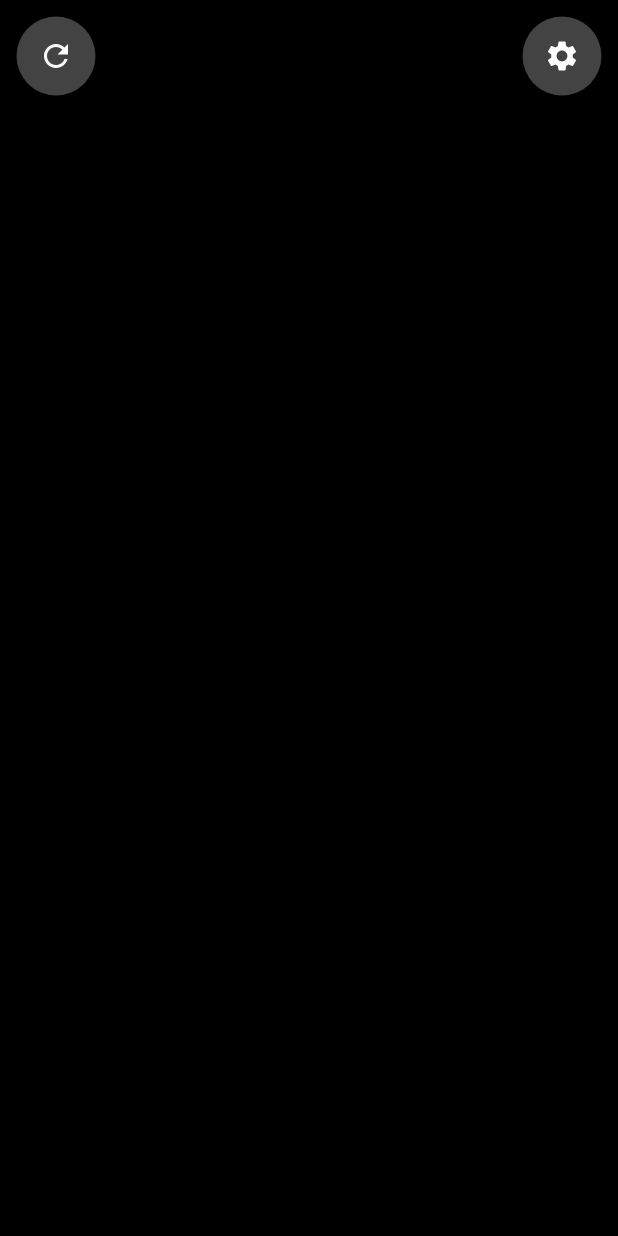
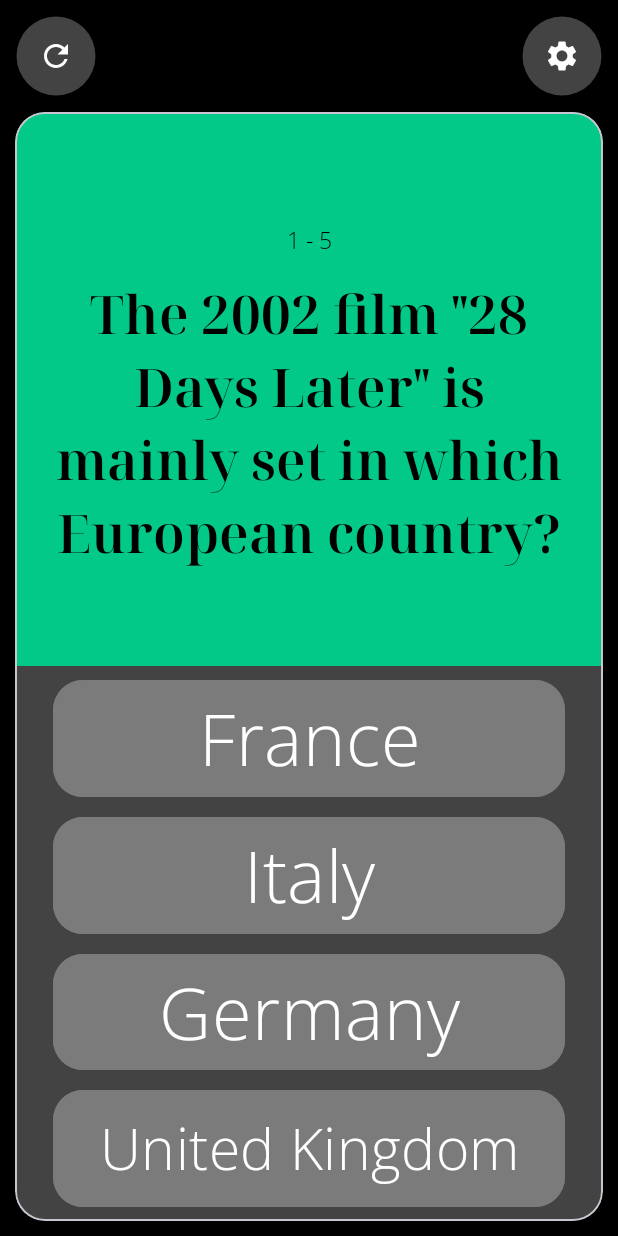
Before and after one commit to StebaneJhon/Quiz-app, an Android app: the screen it shows after launch (MainActivity), on a phone screen of 412 x 824 dp. Run offline under Robolectric (Android 15) with nearby library versions, the phone set to English and light mode, and no system bars.

Commit message:
Font size debugging

```diff
--- a/app/src/main/java/com/ssoaharison/quiz/model/QuizQuestionMultipleViewModel.kt
+++ b/app/src/main/java/com/ssoaharison/quiz/model/QuizQuestionMultipleViewModel.kt
@@ -5,19 +5,17 @@ import androidx.lifecycle.ViewModel
 import androidx.lifecycle.ViewModelProvider
 import androidx.lifecycle.viewModelScope
 import com.ssoaharison.quiz.backend.QuizRepository
+import com.ssoaharison.quiz.util.EXAMPLE_QUESTIONS
 import kotlinx.coroutines.CoroutineExceptionHandler
-import kotlinx.coroutines.CoroutineScope
-import kotlinx.coroutines.Dispatchers
 import kotlinx.coroutines.Job
 import kotlinx.coroutines.launch
-import kotlinx.coroutines.withContext
 
 class QuizQuestionMultipleViewModel constructor(
     private val quizRepository: QuizRepository
 ): ViewModel() {
 
     val errorMessage = MutableLiveData<String>()
-    val questionList = MutableLiveData<QuizQuestions>()
+    val questionList = MutableLiveData<List<Result>>()
     var job: Job? = null
     val exceptionHandler = CoroutineExceptionHandler { _, throwable ->
         onError("Exception handled: ${throwable.localizedMessage}")
@@ -26,6 +24,7 @@ class QuizQuestionMultipleViewModel constructor(
 
     fun getQuizQuestionMultiple(amount: Int, category: Int, difficulty: String, type: String) {
         job = viewModelScope.launch {
+            /*
             val response = quizRepository.getQuizQuestionMultiple("$amount", setCategory(category), difficulty, type)
             if (response.isSuccessful) {
                 questionList.postValue(response.body())
@@ -33,6 +32,9 @@ class QuizQuestionMultipleViewModel constructor(
             } else {
                 onError("Error: ${response.message()}")
             }
+
+             */
+            questionList.postValue(EXAMPLE_QUESTIONS)
         }
     }
 
--- a/app/src/main/java/com/ssoaharison/quiz/quiz/QuizFragment.kt
+++ b/app/src/main/java/com/ssoaharison/quiz/quiz/QuizFragment.kt
@@ -44,7 +44,7 @@ class QuizFragment : Fragment() {
         quizViewModel.getQuizQuestionMultiple(10, 0, "", "multiple")
         quizViewModel.questionList.observe(viewLifecycleOwner) {
             val _adapter = ViewPagerAdapter(
-                it.results,
+                it,
                 appContext!!
             )
             binding.viewPager.apply {
--- a/app/src/main/java/com/ssoaharison/quiz/quiz/ViewPagerAdapter.kt
+++ b/app/src/main/java/com/ssoaharison/quiz/quiz/ViewPagerAdapter.kt
@@ -2,10 +2,13 @@ package com.ssoaharison.quiz.quiz
 
 import android.annotation.SuppressLint
 import android.content.Context
+import android.os.Build
+import android.text.Html
 import android.view.LayoutInflater
 import android.view.View
 import android.view.ViewGroup
 import android.widget.TextView
+import androidx.core.text.HtmlCompat
 import androidx.recyclerview.widget.RecyclerView
 import com.google.android.material.button.MaterialButton
 import com.ssoaharison.quiz.R
@@ -45,16 +48,18 @@ class ViewPagerAdapter(
             context: Context,
             questionNumber: Int
         ) {
-            tvQuestion.text = question.question
+
+            tvQuestion.text = HtmlCompat.fromHtml(question.question, HtmlCompat.FROM_HTML_MODE_LEGACY)
             tvProgression.text = context.getString(
                 R.string.progression_text,
                 "$questionNumber",
                 "${questions.size}"
             )
-            answer1.text = question.incorrectAnswers[0]
-            answer2.text = question.incorrectAnswers[1]
-            answer3.text = question.incorrectAnswers[2]
-            answer4.text = question.correctAnswer
+            answer1.text = HtmlCompat.fromHtml(question.incorrectAnswers[0], HtmlCompat.FROM_HTML_MODE_LEGACY)
+            answer2.text = HtmlCompat.fromHtml(question.incorrectAnswers[1], HtmlCompat.FROM_HTML_MODE_LEGACY)
+            answer3.text = HtmlCompat.fromHtml(question.incorrectAnswers[2], HtmlCompat.FROM_HTML_MODE_LEGACY)
+            answer4.text = HtmlCompat.fromHtml(question.correctAnswer, HtmlCompat.FROM_HTML_MODE_LEGACY)
+
         }
 
     }
--- /dev/null
+++ b/app/src/main/java/com/ssoaharison/quiz/util/DummyDatta.kt
@@ -0,0 +1,47 @@
+package com.ssoaharison.quiz.util
+
+import com.ssoaharison.quiz.model.Result
+
+
+val EXAMPLE_QUESTIONS = listOf<Result>(
+    Result(
+        "Entertainment: Film",
+        "United Kingdom",
+        "easy",
+        listOf("France", "Italy", "Germany"),
+        "The 2002 film &quot;28 Days Later&quot; is mainly set in which European country?",
+        "multiple"
+    ),
+    Result(
+        "Entertainment: Video Games",
+        "Mercy",
+        "medium",
+        listOf("Reaper", "Sonic", "Ana"),
+        "Which Overwatch character says the line &quot;Heroes never die!&quot;?",
+        "multiple"
+    ),
+    Result(
+        "Entertainment: Television",
+        "Grapok sauce",
+        "hard",
+        listOf("Gazorpazorp pudding", "Sweet chili sauce", "Grapork sauce"),
+        "In &quot;Star Trek&quot;, what sauce is commonly used by Klingons on bregit lung?",
+        "multiple"
+    ),
+    Result(
+        "Entertainment: Cartoon & Animations",
+        "10",
+        "medium",
+        listOf("12", "11", "13"),
+        "How many episodes were in season five of Samurai Jack?",
+        "multiple"
+    ),
+    Result(
+        "General Knowledge",
+        "Złoty",
+        "medium",
+        listOf("Ruble", "Euro", "Krone"),
+        "What is the currency of Poland?",
+        "multiple"
+    ),
+)
--- a/app/src/main/res/layout/fragment_quiz.xml
+++ b/app/src/main/res/layout/fragment_quiz.xml
@@ -53,6 +53,6 @@
         app:layout_constraintBottom_toBottomOf="parent"
         app:layout_constraintEnd_toEndOf="parent"
         app:layout_constraintStart_toStartOf="parent"
-        app:layout_constraintTop_toBottomOf="@+id/btRestart"/>
+        app:layout_constraintTop_toBottomOf="@+id/btRestart" />
 
 </androidx.constraintlayout.widget.ConstraintLayout>
--- a/app/src/main/res/layout/ly_quiz_card.xml
+++ b/app/src/main/res/layout/ly_quiz_card.xml
@@ -12,13 +12,11 @@
         android:layout_height="match_parent"
         android:orientation="vertical">
 
-        <LinearLayout
+        <androidx.constraintlayout.widget.ConstraintLayout
             android:id="@+id/ltQuizQuestionContainer"
             android:layout_width="match_parent"
-            android:layout_height="wrap_content"
+            android:layout_height="0dp"
             android:gravity="center"
-            android:orientation="vertical"
-            android:textAlignment="center"
             android:layout_weight="1"
             android:background="@drawable/quiz_question_container_border"
             android:backgroundTint="@color/green">
@@ -27,93 +25,143 @@
                 android:id="@+id/tvProgression"
                 android:layout_width="match_parent"
                 android:layout_height="wrap_content"
-                tools:text="15 - 20"
-                android:textColor="?colorOnPrimary"
-                android:textSize="25sp"
                 android:layout_marginStart="25dp"
                 android:layout_marginEnd="25dp"
                 android:fontFamily="@font/open_pans_light"
-                android:textAlignment="center"/>
+                android:textAlignment="center"
+                android:textColor="?colorOnPrimary"
+                app:autoSizeMaxTextSize="50sp"
+                app:autoSizeMinTextSize="15sp"
+                app:autoSizeStepGranularity="2sp"
+                app:autoSizeTextType="uniform"
+                app:layout_constraintBottom_toBottomOf="parent"
+                app:layout_constraintEnd_toEndOf="parent"
+                app:layout_constraintHorizontal_bias="0.0"
+                app:layout_constraintStart_toStartOf="parent"
+                app:layout_constraintTop_toTopOf="parent"
+                app:layout_constraintVertical_bias="0.214"
+                tools:text="15 - 20" />
 
             <TextView
                 android:id="@+id/tvQuizQuestion"
                 android:layout_width="match_parent"
-                android:layout_height="wrap_content"
-                tools:text="1. What is the capital of Madagascar?"
+                android:layout_height="0dp"
+                android:fontFamily="@font/noto_serif_display_semi_bold"
                 android:textAlignment="center"
+                android:textColor="?colorOnPrimary"
+                app:autoSizeMaxTextSize="50sp"
+                app:autoSizeMinTextSize="15sp"
+                app:autoSizeStepGranularity="2sp"
+                app:autoSizeTextType="uniform"
+                android:layout_marginBottom="10dp"
+                android:layout_marginTop="15dp"
+                android:layout_marginEnd="25dp"
                 android:layout_marginStart="25dp"
-                android:layout_marginEnd="25dp"
-                android:layout_marginTop="20dp"
-                android:layout_marginBottom="20dp"
-                android:textColor="?colorOnPrimary"
-                android:textSize="30sp"
-                android:fontFamily="@font/noto_serif_display_semi_bold"/>
+                app:layout_constraintBottom_toBottomOf="parent"
+                app:layout_constraintEnd_toEndOf="@+id/tvProgression"
+                app:layout_constraintStart_toStartOf="@+id/tvProgression"
+                app:layout_constraintTop_toBottomOf="@+id/tvProgression"
+                tools:text="1. What is the capital of Madagascar?" />
 
-        </LinearLayout>
+        </androidx.constraintlayout.widget.ConstraintLayout>
 
-        <LinearLayout
+        <androidx.constraintlayout.widget.ConstraintLayout
             android:layout_width="match_parent"
-            android:layout_height="wrap_content"
+            android:layout_height="0dp"
             android:layout_weight="1"
-            android:orientation="vertical"
-            android:gravity="center">
+            android:gravity="center"
+            android:orientation="vertical">
 
             <com.google.android.material.button.MaterialButton
                 android:id="@+id/btAnswer1"
                 android:layout_width="match_parent"
-                android:layout_height="wrap_content"
+                android:layout_height="0dp"
                 android:backgroundTint="?colorSurfaceContainer"
+                android:fontFamily="@font/open_pans_light"
                 android:textColor="?colorOnSurface"
-                android:fontFamily="@font/open_pans_light"
+                app:autoSizeMaxTextSize="50sp"
+                app:autoSizeMinTextSize="10sp"
+                app:autoSizeStepGranularity="2sp"
+                app:autoSizeTextType="uniform"
                 app:cornerRadius="20dp"
                 android:layout_marginStart="25dp"
                 android:layout_marginEnd="25dp"
-                tools:text="Something"
-                android:textSize="20sp"/>
+                android:layout_marginTop="5dp"
+                app:layout_constraintBottom_toTopOf="@+id/btAnswer2"
+                app:layout_constraintEnd_toEndOf="parent"
+                app:layout_constraintHorizontal_bias="0.5"
+                app:layout_constraintStart_toStartOf="parent"
+                app:layout_constraintTop_toTopOf="parent"
+                tools:text="Something" />
 
             <com.google.android.material.button.MaterialButton
                 android:id="@+id/btAnswer2"
                 android:layout_width="match_parent"
-                android:layout_height="wrap_content"
+                android:layout_height="0dp"
                 android:backgroundTint="?colorSurfaceContainer"
+                android:fontFamily="@font/open_pans_light"
                 android:textColor="?colorOnSurface"
-                android:fontFamily="@font/open_pans_light"
+                app:autoSizeMaxTextSize="50sp"
+                app:autoSizeMinTextSize="10sp"
+                app:autoSizeStepGranularity="2sp"
+                app:autoSizeTextType="uniform"
                 app:cornerRadius="20dp"
                 android:layout_marginStart="25dp"
                 android:layout_marginEnd="25dp"
-                android:layout_marginTop="15dp"
-                tools:text="Something"
-                android:textSize="20sp"/>
+                android:layout_marginTop="5dp"
+                app:layout_constraintBottom_toTopOf="@+id/btAnswer3"
+                app:layout_constraintEnd_toEndOf="parent"
+                app:layout_constraintHorizontal_bias="0.5"
+                app:layout_constraintStart_toStartOf="parent"
+                app:layout_constraintTop_toBottomOf="@+id/btAnswer1"
+                tools:text="Something" />
 
             <com.google.android.material.button.MaterialButton
                 android:id="@+id/btAnswer3"
                 android:layout_width="match_parent"
-                android:layout_height="wrap_content"
+                android:layout_height="0dp"
                 android:backgroundTint="?colorSurfaceContainer"
+                android:fontFamily="@font/open_pans_light"
                 android:textColor="?colorOnSurface"
-                android:fontFamily="@font/open_pans_light"
+                app:autoSizeMaxTextSize="50sp"
+                app:autoSizeMinTextSize="10sp"
+                app:autoSizeStepGranularity="2sp"
+                app:autoSizeTextType="uniform"
                 app:cornerRadius="20dp"
                 android:layout_marginStart="25dp"
                 android:layout_marginEnd="25dp"
-                android:layout_marginTop="15dp"
-                tools:text="Something"
-                android:textSize="20sp"/>
+                android:layout_marginTop="5dp"
+                app:layout_constraintBottom_toTopOf="@+id/btAnswer4"
+                app:layout_constraintEnd_toEndOf="parent"
+                app:layout_constraintHorizontal_bias="0.5"
+                app:layout_constraintStart_toStartOf="parent"
+                app:layout_constraintTop_toBottomOf="@+id/btAnswer2"
+                tools:text="Something" />
 
             <com.google.android.material.button.MaterialButton
                 android:id="@+id/btAnswer4"
                 android:layout_width="match_parent"
-                android:layout_height="wrap_content"
+                android:layout_height="0dp"
                 android:backgroundTint="?colorSurfaceContainer"
+                android:fontFamily="@font/open_pans_light"
                 android:textColor="?colorOnSurface"
-                android:fontFamily="@font/open_pans_light"
+                app:autoSizeMaxTextSize="50sp"
+                app:autoSizeMinTextSize="10sp"
+                app:autoSizeStepGranularity="2sp"
+                app:autoSizeTextType="uniform"
                 app:cornerRadius="20dp"
                 android:layout_marginStart="25dp"
                 android:layout_marginEnd="25dp"
-                android:layout_marginTop="15dp"
-                tools:text="Something"
-                android:textSize="20sp"/>
+                android:layout_marginTop="5dp"
+                android:layout_marginBottom="5dp"
+                app:layout_constraintBottom_toBottomOf="parent"
+                app:layout_constraintEnd_toEndOf="parent"
+                app:layout_constraintHorizontal_bias="0.5"
+                app:layout_constraintStart_toStartOf="parent"
+                app:layout_constraintTop_toBottomOf="@+id/btAnswer3"
+                tools:text="Something" />
 
-        </LinearLayout>
+        </androidx.constraintlayout.widget.ConstraintLayout>
 
     </LinearLayout>
 
```
